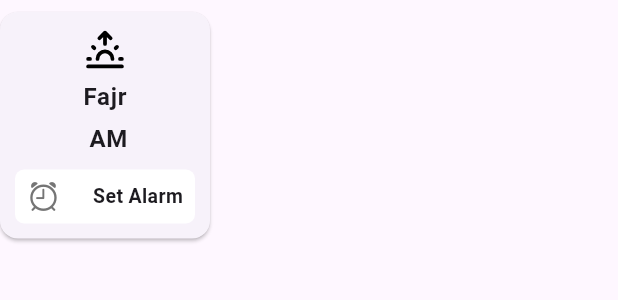
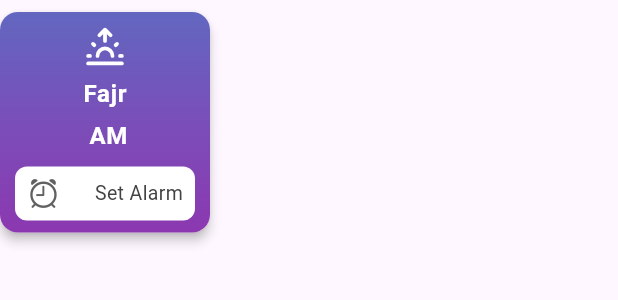
Before and after one commit to Alaminpk05/prayer-reminder, a Flutter app: what buildPrayerCard() shows on an empty page, opened directly with empty values, on a phone screen of 412 x 824 dp. Shown: the top 300 px of the screen. Run offline on Flutter 3.47's test engine with Material 3 defaults, Android fonts, the phone set to English and light mode, and no system bars; our stand-ins replace bloc, dio, flutter_bloc, flutter_local_notifications, flutter_svg, hydrated_bloc and 3 more; missing offline and left inert: android_alarm_manager_plus; accounts and stored records are empty; network calls fail.

Commit message:
added gradient color on card

```diff
--- a/lib/widgets/prayer_list_card.dart
+++ b/lib/widgets/prayer_list_card.dart
@@ -25,7 +25,6 @@ Widget buildPrayerTimesList(PrayerTimes prayerTimes) {
                 },
                 scrollDirection: Axis.horizontal,
                 itemCount: prayers.length,
-
                 itemBuilder: (context, index) {
                   return buildPrayerCard(index, prayerTimes, context);
                 },
@@ -65,46 +64,109 @@ Widget buildPrayerCard(
       time = '--:--';
   }
 
+  // Define gradient colors for each prayer
+  List<Color> gradientColors;
+  switch (index) {
+    case 0:
+      gradientColors = [
+        Color(0xFF6267C0),
+        Color(0xFF7A4EB8),
+        Color(0xFF8C38B0),
+      ];
+      break;
+    case 1:
+      gradientColors = [
+        Color(0xFFFEBF3E),
+        Color(0xFFD49561),
+        Color(0xFF8C38B0),
+      ];
+      break;
+    case 2: // Asr
+      gradientColors = [
+        Color(0xFF63A1E9),
+        Color(0xFF7370C9),
+        Color(0xFF8C38B0),
+      ];
+      break;
+    case 3:
+      gradientColors = [
+        Color(0xFFD79271),
+        Color(0xFFB46E86),
+        Color(0xFF8C38B0),
+      ];
+      break;
+    case 4: // Isha
+      gradientColors = [
+        Color(0xFF411671),
+        Color(0xFF6C2E93),
+        Color(0xFF8C38B0),
+      ];
+      break;
+    default:
+      gradientColors = [
+        Colors.grey,
+        Colors.grey.shade700,
+        Colors.grey.shade900,
+      ];
+  }
+
   return Column(
     children: [
       /// HORIZONTAL LIST VIEW
       SizedBox(
         width: 140,
         child: Card(
+          elevation: 3,
           margin: const EdgeInsets.symmetric(vertical: 8),
+          shape: RoundedRectangleBorder(
+            borderRadius: BorderRadius.circular(12),
+          ),
+          child: Container(
+            decoration: BoxDecoration(
+              borderRadius: BorderRadius.circular(12),
+              gradient: LinearGradient(
+                colors: gradientColors,
+                begin: Alignment.topCenter,
+                end: Alignment.bottomCenter,
+                stops: [0.0, 0.5, 1.0],
+              ),
+            ),
             child: Padding(
-            padding: const EdgeInsets.symmetric(horizontal: 10, vertical: 10),
+              padding: const EdgeInsets.symmetric(horizontal: 10, vertical: 8),
               child: Column(
                 children: [
                   SvgPicture.asset(
                     prayers[index]['icon'],
                     height: 30,
                     width: 30,
+                    // ignore: deprecated_member_use
+                    color: Colors.white,
                     placeholderBuilder:
                         (context) => CircularProgressIndicator.adaptive(),
                   ),
                   SizedBox(height: 5),
                   Text(
                     prayers[index]['name'],
-                  style: Theme.of(
-                    context,
-                  ).textTheme.bodyLarge!.copyWith(fontWeight: FontWeight.bold),
+                    style: Theme.of(context).textTheme.bodyLarge!.copyWith(
+                      fontWeight: FontWeight.bold,
+                      color: Colors.white,
+                    ),
                   ),
                   SizedBox(height: 4),
                   Text(
                     time,
-                  style: Theme.of(
-                    context,
-                  ).textTheme.bodyLarge!.copyWith(fontWeight: FontWeight.bold),
+                    style: Theme.of(context).textTheme.bodyLarge!.copyWith(
+                      fontWeight: FontWeight.bold,
+                      color: Colors.white,
+                    ),
                   ),
                   SizedBox(height: 8),
-
                   GestureDetector(
                     onTap: () {},
                     child: Container(
                       decoration: BoxDecoration(
                         color: Colors.white,
-                      borderRadius: BorderRadius.circular(6),
+                        borderRadius: BorderRadius.circular(8),
                       ),
                       child: Padding(
                         padding: const EdgeInsets.symmetric(
@@ -117,7 +179,7 @@ Widget buildPrayerCard(
                             Icon(
                               CupertinoIcons.alarm,
                               size: 22,
-                            color: Colors.grey.shade600,
+                              color: Colors.grey.shade700,
                             ),
                             Text(
                               "Set Alarm",
@@ -125,7 +187,8 @@ Widget buildPrayerCard(
                                 context,
                               ).textTheme.bodyMedium!.copyWith(
                                 fontSize: 13,
-                              fontWeight: FontWeight.w600,
+                                fontWeight: FontWeight.normal,
+                                color: Colors.grey.shade800,
                               ),
                             ),
                           ],
@@ -138,6 +201,7 @@ Widget buildPrayerCard(
             ),
           ),
         ),
+      ),
     ],
   );
 }
```
Lines whose indentation alone changed are shown as unchanged.
